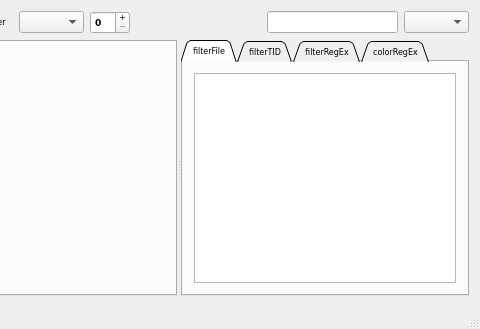
The window that trace_server/mainwindow.ui (mojmir-svoboda/DbgToolkit) describes before a commit, drawn with Qt 5; both pictures show x 377 to 857 and y 0 to 329 of the 857 by 329 pixel window.
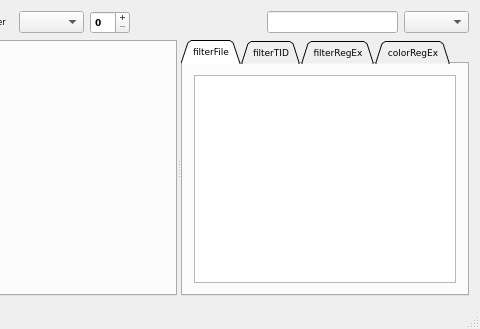
The same window after the commit.

Diff of the .ui file:
```diff
--- a/trace_server/mainwindow.ui
+++ b/trace_server/mainwindow.ui
@@ -214,7 +214,7 @@
        <property name="font">
         <font>
          <family>Verdana</family>
-         <pointsize>6</pointsize>
+         <pointsize>7</pointsize>
         </font>
        </property>
        <property name="tabShape">
```
